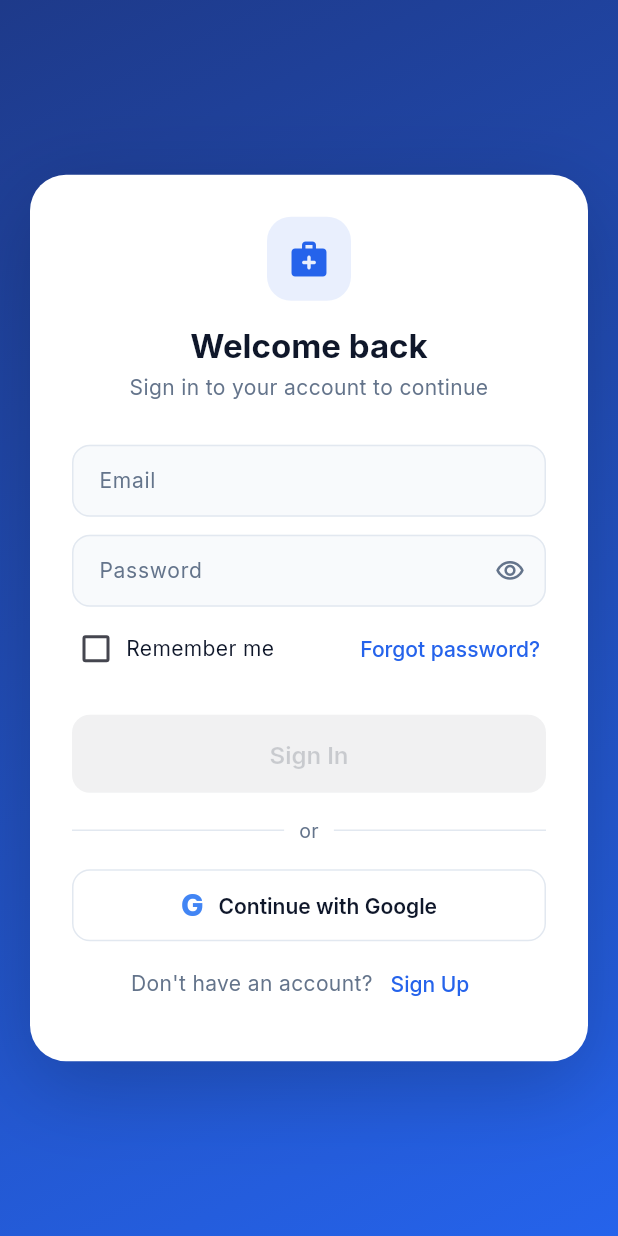
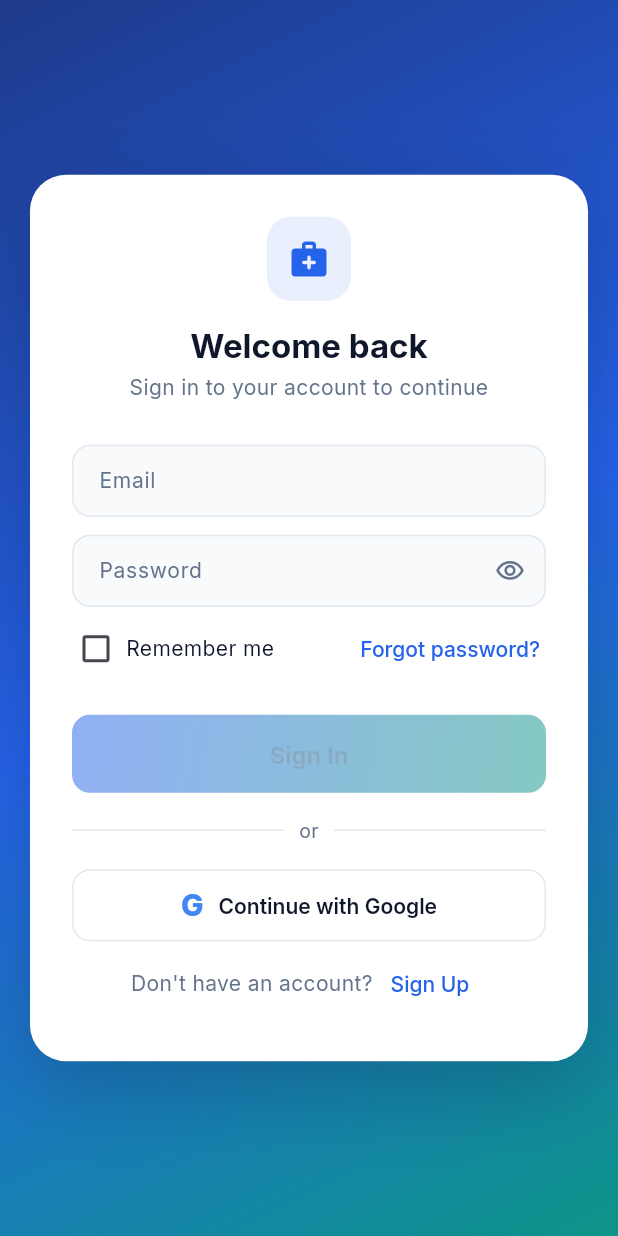
Before and after one commit to AuxioDev/medalize_mb, a Flutter app: the screen it shows after launch, after a tap on "Skip", on a phone screen of 412 x 824 dp. Run offline on Flutter 3.47's test engine with Material 3 defaults, Android fonts, the phone set to English and light mode, and no system bars; our stand-ins replace cached_network_image, device_info_plus, dio, file_picker, firebase_core, firebase_messaging and 21 more; missing offline and left inert: slang; accounts and stored records are empty; generated files the repository leaves out were written again.

Commit message:
ux/ui: redesign to gradient spectres

```diff
--- a/lib/core/theme/app_theme.dart
+++ b/lib/core/theme/app_theme.dart
@@ -18,6 +18,14 @@ abstract final class AppColors {
   static const strengthGood = Color(0xFF84CC16);
   static const strengthStrong = Color(0xFF10B981);
 
+  // Clinical teal — the brand's second hue. Every gradient in the app moves
+  // from `primary` (trust/diagnosis) into this (care/recovery) instead of
+  // just fading between two shades of the same blue, which is what made the
+  // whole app read as monotone. Kept distinct from `success` (a pure green,
+  // reserved for state/status) so the two are never visually confused.
+  static const secondary = Color(0xFF0D9488);
+  static const secondaryDark = Color(0xFF115E59);
+
   // ── Deprecated neutral aliases (light-theme values) ───────────────────────
   // Retained only so brand gradients and a few non-migrated spots compile.
   // Prefer `context.colors.*` for anything theme-dependent.
@@ -29,18 +37,22 @@ abstract final class AppColors {
   static const textSecondary = Color(0xFF64748B);
   static const border = Color(0xFFE2E8F0);
 
+  /// The app's one signature gradient: blue → teal. Used for the primary CTA
+  /// button, avatars, badges, and hero banners — anywhere brand color shows
+  /// up as a fill rather than text/icons/borders.
   static LinearGradient get primaryGradient => const LinearGradient(
         begin: Alignment.topLeft,
         end: Alignment.bottomRight,
-        colors: [primaryDark, primary],
+        colors: [primary, secondary],
       );
 
-  /// Deeper-blue backdrop gradient used behind the auth flow scaffold.
-  static const _authGradientStart = Color(0xFF1E3A8A);
+  /// Richer 3-stop backdrop for full-bleed surfaces (auth flow, splash) —
+  /// same hue journey as [primaryGradient], with a deeper indigo lead-in for
+  /// a canvas large enough to carry the extra stop.
   static LinearGradient get authGradient => const LinearGradient(
         begin: Alignment.topLeft,
         end: Alignment.bottomRight,
-        colors: [_authGradientStart, primary],
+        colors: [Color(0xFF1E3A8A), primary, secondary],
       );
 }
 
--- a/lib/core/widgets/primary_button.dart
+++ b/lib/core/widgets/primary_button.dart
@@ -2,6 +2,7 @@ import 'package:flutter/material.dart';
 import 'package:flutter/physics.dart';
 import 'package:flutter/services.dart';
 import 'package:medalize_mb/core/constants/app_spacing.dart';
+import 'package:medalize_mb/core/theme/app_theme.dart';
 import 'package:medalize_mb/core/theme/theme_colors.dart';
 
 /// Full-width filled button with press-scale, spring-release, haptic feedback,
@@ -118,9 +119,14 @@ class _LoadingFilledButtonState extends State<LoadingFilledButton>
   @override
   Widget build(BuildContext context) {
     final fg = widget.foregroundColor ?? Colors.white;
+    // The brand's signature gradient fill is the default look for every
+    // primary action in the app; an explicit backgroundColor (e.g. a
+    // destructive confirm) opts out to a flat color instead.
+    final useGradient = widget.backgroundColor == null;
 
     final style = FilledButton.styleFrom(
-      backgroundColor: widget.backgroundColor,
+      backgroundColor: useGradient ? Colors.transparent : widget.backgroundColor,
+      disabledBackgroundColor: useGradient ? Colors.transparent : null,
       foregroundColor: fg,
       splashFactory: NoSplash.splashFactory,
       overlayColor: Colors.transparent,
@@ -172,15 +178,25 @@ class _LoadingFilledButtonState extends State<LoadingFilledButton>
             ),
     );
 
+    final filledButton = FilledButton(
+      onPressed: _enabled ? widget.onPressed : null,
+      style: style,
+      child: content,
+    );
+
     // Full-width by default (matches every call site's expectation) so
     // callers don't need to wrap this in their own SizedBox/Expanded.
     Widget button = SizedBox(
       width: double.infinity,
-      child: FilledButton(
-        onPressed: _enabled ? widget.onPressed : null,
-        style: style,
-        child: content,
-      ),
+      child: useGradient
+          ? DecoratedBox(
+              decoration: BoxDecoration(
+                gradient: AppColors.primaryGradient,
+                borderRadius: BorderRadius.circular(AppRadius.md),
+              ),
+              child: filledButton,
+            )
+          : filledButton,
     );
 
     if (_holdCtrl != null) {
--- a/lib/features/auth/presentation/screens/splash_screen.dart
+++ b/lib/features/auth/presentation/screens/splash_screen.dart
@@ -9,14 +9,8 @@ class SplashScreen extends StatelessWidget {
   @override
   Widget build(BuildContext context) {
     return Scaffold(
-      body: Container(
-        decoration: const BoxDecoration(
-          gradient: LinearGradient(
-            begin: Alignment.topCenter,
-            end: Alignment.bottomCenter,
-            colors: [AppColors.primaryDark, AppColors.primary],
-          ),
-        ),
+      body: DecoratedBox(
+        decoration: BoxDecoration(gradient: AppColors.authGradient),
         child: Center(
           child: Column(
             mainAxisSize: MainAxisSize.min,
```
Also changed, not shown: 2 other files.
